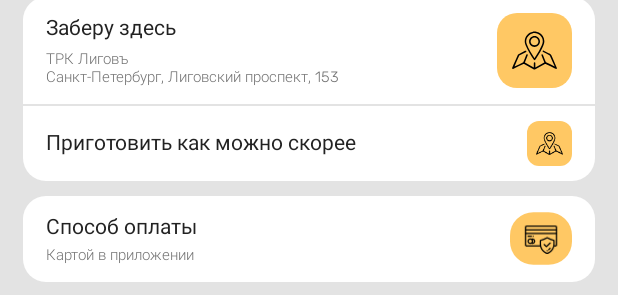
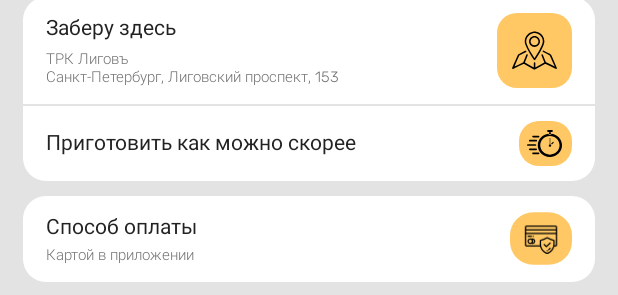
Before and after one commit to qwonix/FoxWhiskers, an Android app: the layout fragment_order_confirmation.xml on its own in the app's theme, with its tools: preview values and no code run, on a phone screen of 412 x 824 dp. Shown: the part 109-404 px from the top of the screen. Run offline under Robolectric (Android 15) with nearby library versions, the phone set to English and light mode, and no system bars; network calls fail.

Commit message:
add icon for order receiving time

```diff
--- /dev/null
+++ b/app/src/main/res/drawable/ic_timer.xml
@@ -0,0 +1,13 @@
+<vector android:height="28.069698dp" android:viewportHeight="354.4"
+    android:viewportWidth="441.9" android:width="35dp" xmlns:android="http://schemas.android.com/apk/res/android">
+    <path android:fillColor="#FF000000" android:pathData="M269.1,50.3c2.3,8.4 8.1,12.5 16.2,13.7c5,0.7 9.8,0.3 14.4,-1.8c5.3,-2.4 8.1,-6 9.5,-12.1c26.5,3.6 50.5,13.1 71.7,29.4c34,26 54.5,60.3 59.8,102.8c10.8,86.6 -51.5,163.9 -137.9,171.6c-86.7,7.7 -160.3,-57.4 -166,-141.5C130.9,126 195.4,59 269.1,50.3zM411,201.6c0,-67.3 -54.4,-121.8 -121.7,-121.9c-67.3,-0.1 -121.9,54.5 -122,121.8c0,67.2 54.5,121.8 121.7,121.9C356.4,323.4 411,268.9 411,201.6z"/>
+    <path android:fillColor="#FF000000" android:pathData="M58.6,185.7c15.6,0 31.3,0 46.9,0c5.9,0 10.6,3.9 11.3,9.4c0.9,6.7 -4,12.6 -10.8,12.8c-0.3,0 -0.5,0 -0.8,0c-31.1,0 -62.3,0 -93.4,0c-5.6,0 -10,-3.2 -11.4,-8.2c-1.9,-6.9 3.2,-13.7 10.3,-13.9c1.8,-0.1 3.7,0 5.6,0C30.3,185.7 44.4,185.7 58.6,185.7z"/>
+    <path android:fillColor="#FF000000" android:pathData="M75.8,264.3c-13.5,0 -26.9,0 -40.4,0c-4.7,0 -8.7,-2.9 -10.3,-7.2c-1.6,-4.2 -0.4,-9 3,-12.1c2.4,-2.1 5.2,-2.9 8.3,-2.9c17.1,0 34.2,0 51.3,0c9.4,0 18.8,0 28.1,0c6.3,0 11.1,4.7 11.3,10.7c0.2,6.3 -4.8,11.4 -11.3,11.5C102.5,264.3 89.1,264.3 75.8,264.3z"/>
+    <path android:fillColor="#FF000000" android:pathData="M75.8,151.7c-13.5,0 -26.9,0 -40.4,0c-4.9,0 -9,-3.1 -10.5,-7.5c-1.5,-4.4 0,-9.3 3.7,-12.2c2.4,-1.9 5.1,-2.4 8.1,-2.4c21.3,0 42.5,0 63.8,0c5.1,0 10.2,-0.1 15.3,0c7.7,0.2 12.9,7 10.9,14.1c-1.4,4.8 -5.6,8 -10.9,8C102.5,151.7 89.1,151.7 75.8,151.7z"/>
+    <path android:fillColor="#FF000000" android:pathData="M111.8,296.4c11.4,0 22.7,-0.1 34.1,0c6.5,0 11.3,5 11.2,11.3c-0.1,5.3 -4.2,9.9 -9.5,10.6c-0.8,0.1 -1.5,0.1 -2.3,0.1c-22.3,0 -44.7,0 -67,0c-5.3,0 -9.4,-2.7 -11.1,-7.2c-2.6,-7.1 2.5,-14.7 10.2,-14.8C88.8,296.3 100.3,296.4 111.8,296.4C111.8,296.4 111.8,296.4 111.8,296.4z"/>
+    <path android:fillColor="#FF000000" android:pathData="M111.7,74.9c11.2,0 22.5,0 33.7,0c5.7,0 10,3.2 11.3,8.2c1.7,6.6 -2.9,13.2 -9.6,13.8c-0.6,0.1 -1.3,0.1 -1.9,0.1c-22.3,0 -44.6,0 -66.8,0c-5.4,0 -9.5,-2.7 -11.2,-7.3c-2.5,-7 2.4,-14.5 9.9,-14.7c6.6,-0.2 13.3,-0.1 19.9,-0.1C101.9,74.9 106.8,74.9 111.7,74.9z"/>
+    <path android:fillColor="#FF000000" android:pathData="M290.1,26.6c-8.4,0 -16.9,0 -25.3,0c-6.4,0 -10,-3.5 -10,-9.9c0,-2.4 0,-4.9 0,-7.3c0.1,-5.7 3.7,-9.4 9.4,-9.4c17.4,0 34.7,0 52.1,0c5.7,0 9.3,3.7 9.4,9.4c0,2.6 0,5.1 0,7.7c-0.1,5.9 -3.7,9.5 -9.6,9.6C307.5,26.6 298.8,26.6 290.1,26.6z"/>
+    <path android:fillColor="#FF000000" android:pathData="M289.3,31c3.3,0 6.5,0.1 9.8,0c1.7,0 2.4,0.5 2.4,2.3c-0.1,4.8 0,9.7 0,14.5c0,5 -2.4,8.2 -7.3,9.3c-3.8,0.8 -7.6,0.9 -11.3,-0.5c-3.7,-1.4 -5.6,-4.1 -5.7,-8c-0.1,-5.2 0,-10.5 0,-15.7c0,-1.4 0.6,-1.9 2,-1.9C282.4,31.1 285.8,31 289.3,31z"/>
+    <path android:fillColor="#FF000000" android:pathData="M287,104.2c2.4,0 4.4,0 6.7,0c0,0.9 0,1.7 0,2.5c0,26.6 0,53.1 0,79.7c0,1.7 0.4,2.4 2.1,2.9c7.1,2.5 11.2,9.9 9.9,17.3c-1.3,7.3 -7.9,12.8 -15.4,12.7c-7.5,-0.1 -13.9,-5.5 -15.1,-12.8c-1.3,-7.5 2.9,-14.9 10.1,-17.3c1.6,-0.5 1.8,-1.3 1.8,-2.7c0,-26.6 0,-53.1 0,-79.7C287,106 287,105.2 287,104.2z"/>
+    <path android:fillColor="#FF000000" android:pathData="M313.8,190.5c-2,-4.8 -5,-8.7 -10.1,-10.2c8.8,-8.8 17.5,-17.5 26.1,-26.2c3.2,3.2 6.8,6.8 10.2,10.2C331.4,172.9 322.7,181.6 313.8,190.5z"/>
+</vector>
--- /dev/null
+++ b/app/src/main/res/drawable/timer_sing.xml
@@ -0,0 +1,13 @@
+<?xml version="1.0" encoding="utf-8"?>
+<layer-list xmlns:android="http://schemas.android.com/apk/res/android">
+    <item
+        android:width="35dp"
+        android:height="30dp"
+        android:drawable="@drawable/rectangle_corners13_yellow300_background" />
+    <item
+        android:width="23dp"
+        android:height="18dp"
+        android:right="1dp"
+        android:drawable="@drawable/ic_timer"
+        android:gravity="center" />
+</layer-list>
--- a/app/src/main/res/layout/fragment_order_confirmation.xml
+++ b/app/src/main/res/layout/fragment_order_confirmation.xml
@@ -118,9 +118,9 @@
                     <FrameLayout
                         android:layout_width="match_parent"
                         android:layout_height="wrap_content"
-                        android:layout_marginHorizontal="15dp"
-                        android:layout_marginVertical="10dp"
-                        android:background="@color/white">
+                        android:paddingHorizontal="15dp"
+                        android:paddingVertical="10dp"
+                        android:backgroundTint="@color/yellow_300">
 
                         <TextView
                             android:layout_width="wrap_content"
@@ -138,7 +138,7 @@
                             android:adjustViewBounds="true"
                             android:contentDescription="map point icon"
                             android:elevation="1dp"
-                            android:src="@drawable/map_point" />
+                            android:src="@drawable/timer_sing" />
 
                     </FrameLayout>
 
```
